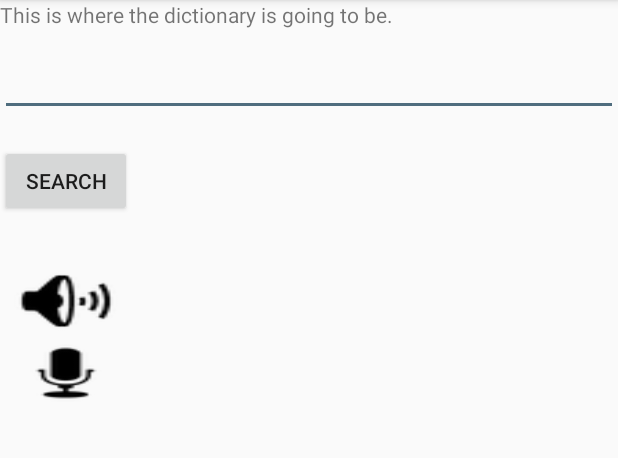
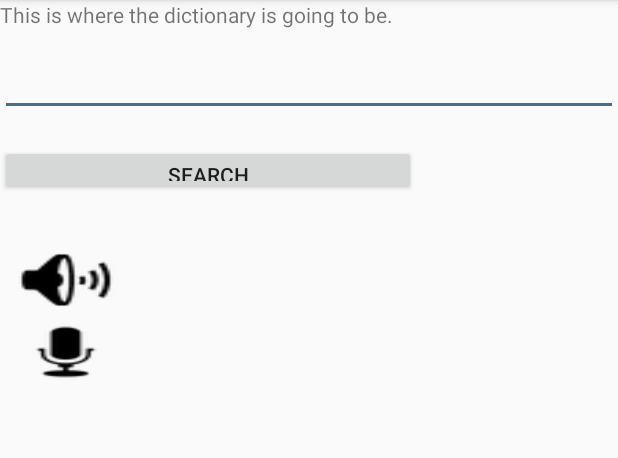
Before and after one commit to Omid-Ettehadi/Language-learning-app, an Android app: the fragment DictionaryFragment shown on its own in the app's theme, on a phone screen of 412 x 824 dp, the part 84-542 px from its top. Run offline under Robolectric (Android 15) with nearby library versions, the light colour scheme and no system bars.

Commit message:
Minor layout changes

```diff
--- a/app/src/main/res/layout/fragment_dictionary.xml
+++ b/app/src/main/res/layout/fragment_dictionary.xml
@@ -32,8 +32,8 @@
 
     <Button
         android:id="@+id/btnSearch"
-        android:layout_width="wrap_content"
-        android:layout_height="wrap_content"
+        android:layout_width="277dp"
+        android:layout_height="34dp"
         android:layout_above="@+id/etInput"
         android:layout_alignParentEnd="true"
         android:layout_alignParentRight="true"
```
